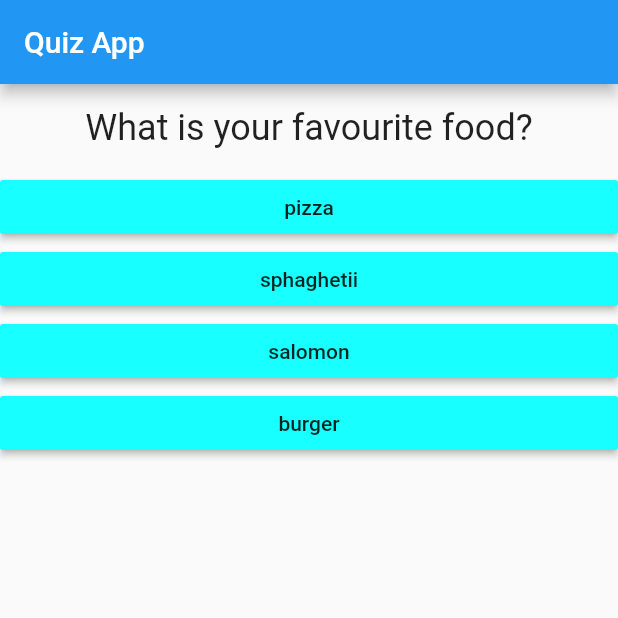
After one commit to utevo/quiz_app, a Flutter app: the screen it shows after launch, on a phone screen of 412 x 824 dp, the top half of it. The commit adds this screen. Run offline on Flutter 3.47's test engine with Material 2 defaults, Android fonts, the phone set to English and light mode, and no system bars.

Commit message:
feat: create Quiz widget

```diff
--- a/lib/main.dart
+++ b/lib/main.dart
@@ -1,7 +1,6 @@
 import 'package:flutter/material.dart';
 
-import './question.dart';
-import './answer.dart';
+import './quiz.dart';
 
 void main() {
   runApp(MyApp());
@@ -26,7 +25,7 @@ class MyApp extends StatefulWidget {
 class _MyAppState extends State<MyApp> {
   var _questionIdx = 0;
 
-  _ansewerQuestion() {
+  _answerQuestion() {
     setState(() {
       _questionIdx = _questionIdx + 1;
     });
@@ -40,13 +39,10 @@ class _MyAppState extends State<MyApp> {
           title: Text('Quiz App'),
         ),
         body: _questionIdx < questions.length
-            ? Column(
-                children: [
-                  Question(questions[_questionIdx]['questionText']),
-                  ...(questions[_questionIdx]['answers'] as List<String>)
-                      .map((answer) => Answer(answer, _ansewerQuestion))
-                  // Answer(_ansewerQuestion),
-                ],
+            ? Quiz(
+                questions: questions,
+                questionIdx: _questionIdx,
+                answerQuestion: _answerQuestion,
               )
             : Center(child: Text('Good job!')),
       ),
--- /dev/null
+++ b/lib/quiz.dart
@@ -0,0 +1,28 @@
+import 'package:flutter/material.dart';
+
+import './question.dart';
+import './answer.dart';
+
+class Quiz extends StatelessWidget {
+  final List<Map<String, Object>> questions;
+  final int questionIdx;
+  final Function answerQuestion;
+
+  Quiz({
+    @required this.questions,
+    @required this.questionIdx,
+    @required this.answerQuestion,
+  });
+
+  @override
+  Widget build(BuildContext context) {
+    return Column(
+      children: [
+        Question(questions[questionIdx]['questionText']),
+        ...(questions[questionIdx]['answers'] as List<String>)
+            .map((answer) => Answer(answer, answerQuestion))
+        // Answer(_ansewerQuestion),
+      ],
+    );
+  }
+}
```
